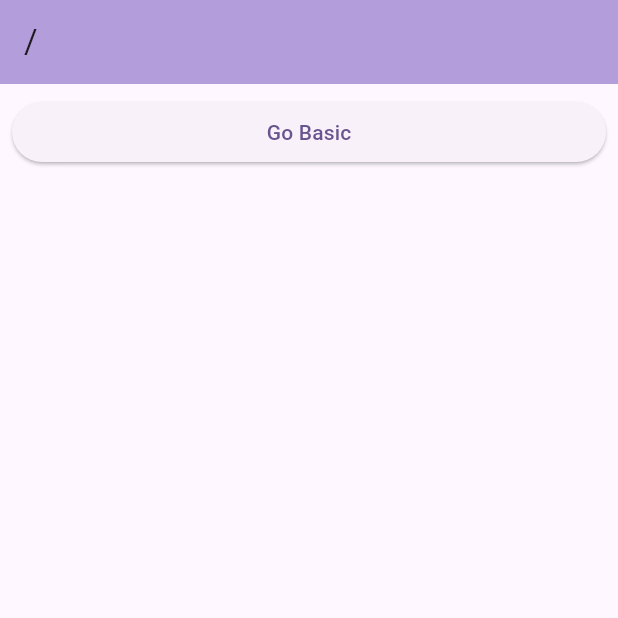
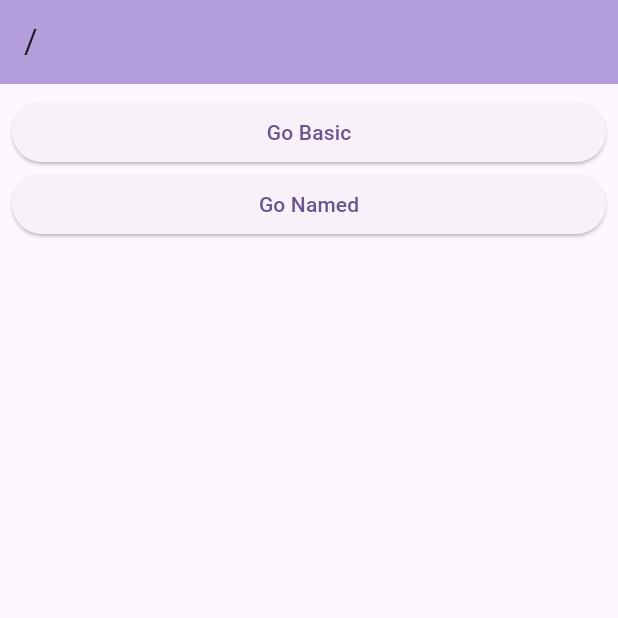
Before and after one commit to rldnd/flutter_go_router_v7, a Flutter app: the screen it shows after launch, on a phone screen of 412 x 824 dp, the top half of it. Run offline on Flutter 3.47's test engine with Material 2 defaults, Android fonts, the phone set to English and light mode, and no system bars; our stand-ins replace flutter_riverpod, go_router.

Commit message:
feat: named function

```diff
--- a/lib/route/router.dart
+++ b/lib/route/router.dart
@@ -1,5 +1,6 @@
 import 'package:flutter_go_router_v7/screen/first_basic_screen.dart';
 import 'package:flutter_go_router_v7/screen/root_screen.dart';
+import 'package:flutter_go_router_v7/screen/second_named_screen.dart';
 import 'package:go_router/go_router.dart';
 
 final router = GoRouter(
@@ -12,6 +13,11 @@ final router = GoRouter(
           path: 'basic',
           builder: (context, state) => FirstBasicScreen(),
         ),
+        GoRoute(
+          path: 'named',
+          name: 'named_screen',
+          builder: (context, state) => SecondNamedScreen(),
+        )
       ],
     ),
   ],
--- a/lib/screen/root_screen.dart
+++ b/lib/screen/root_screen.dart
@@ -17,6 +17,12 @@ class RootScreen extends ConsumerWidget {
             },
             child: Text('Go Basic'),
           ),
+          ElevatedButton(
+            onPressed: () {
+              context.goNamed('named_screen');
+            },
+            child: Text('Go Named'),
+          ),
         ],
       ),
     );
```
Also changed, not shown: lib/screen/second_named_screen.dart (+15 -0 lines).
